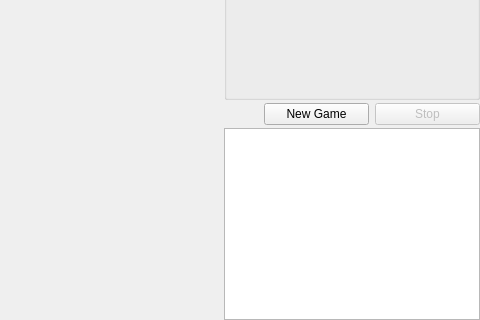
Old version of the form src/chess/chess.ui in the repository alekho77/chai; both pictures show x 196 to 676 and y 117 to 437 of the 676 by 437 pixel window.
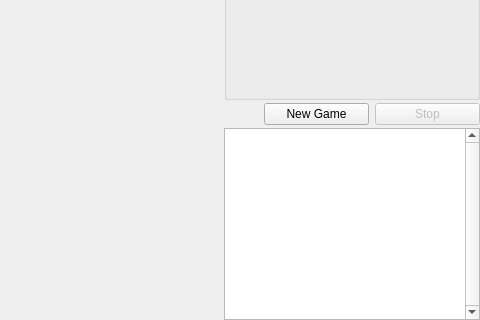
New version of the form. Icons and pictures are not drawn. Custom widgets are drawn as their Qt base class.

What changed in the file:
```diff
--- a/src/chess/chess.ui
+++ b/src/chess/chess.ui
@@ -181,13 +181,21 @@
        </layout>
       </item>
       <item>
-       <widget class="QPlainTextEdit" name="plainTextEditLog">
+       <widget class="QTextEdit" name="textEditLog">
         <property name="sizePolicy">
          <sizepolicy hsizetype="Preferred" vsizetype="Preferred">
           <horstretch>0</horstretch>
           <verstretch>0</verstretch>
          </sizepolicy>
         </property>
+        <property name="font">
+         <font>
+          <pointsize>10</pointsize>
+         </font>
+        </property>
+        <property name="verticalScrollBarPolicy">
+         <enum>Qt::ScrollBarAlwaysOn</enum>
+        </property>
         <property name="readOnly">
          <bool>true</bool>
         </property>
```
Left out of the diff: 82 changed lines with no effect on the pictures.
